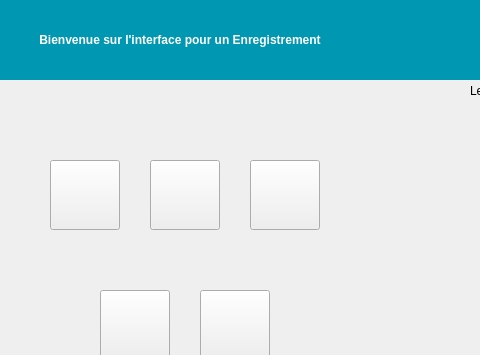
First picture: the form in InterfaceEleve/interfaceenregistrement.ui, repository Sam-Depardieu/Labo-de-langue, before the edit; both pictures show x 220 to 700 and y 0 to 355 of the 800 by 480 pixel window.
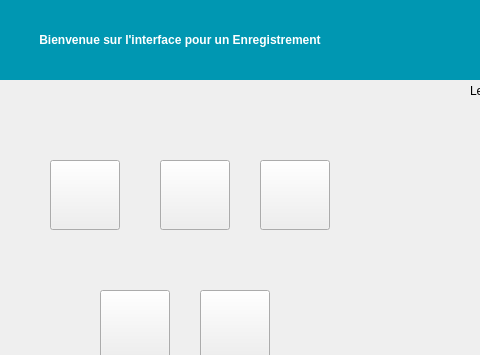
Second picture: the form after the edit. Icons and pictures are not drawn.

Patch:
```diff
--- a/InterfaceEleve/interfaceenregistrement.ui
+++ b/InterfaceEleve/interfaceenregistrement.ui
@@ -53,7 +53,7 @@
   <widget class="QPushButton" name="pushButtonAvancer">
    <property name="geometry">
     <rect>
-     <x>470</x>
+     <x>480</x>
      <y>160</y>
      <width>70</width>
      <height>70</height>
@@ -188,7 +188,7 @@
   <widget class="QPushButton" name="pushButtonPause">
    <property name="geometry">
     <rect>
-     <x>370</x>
+     <x>380</x>
      <y>160</y>
      <width>70</width>
      <height>70</height>
```
Left out of the diff: 74 changed lines with no effect on the pictures.
